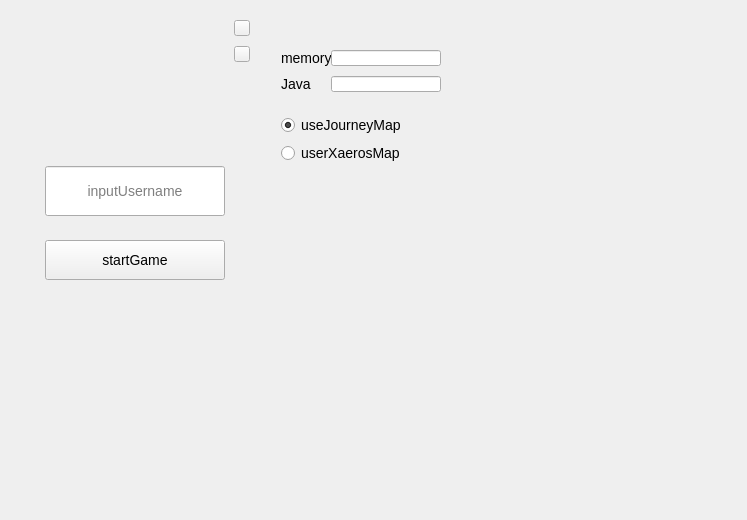
Old version of the form minecraftwrapper.ui in the repository pipibie/mw.
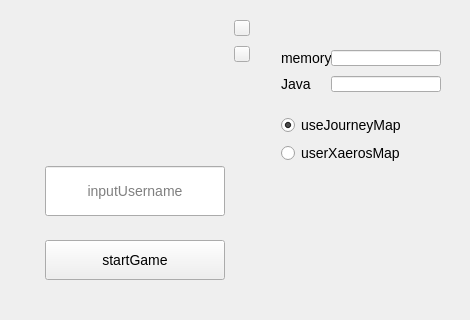
New version of the form. Icons and pictures are not drawn.

Commit message: Box shadow for panels

The edit to the form file:
```diff
--- a/minecraftwrapper.ui
+++ b/minecraftwrapper.ui
@@ -6,8 +6,8 @@
    <rect>
     <x>0</x>
     <y>0</y>
-    <width>747</width>
-    <height>520</height>
+    <width>470</width>
+    <height>320</height>
    </rect>
   </property>
   <property name="windowTitle">
```
Left out of the diff: 2 changed lines with no effect on the pictures. The commit also changes 5 other files.
